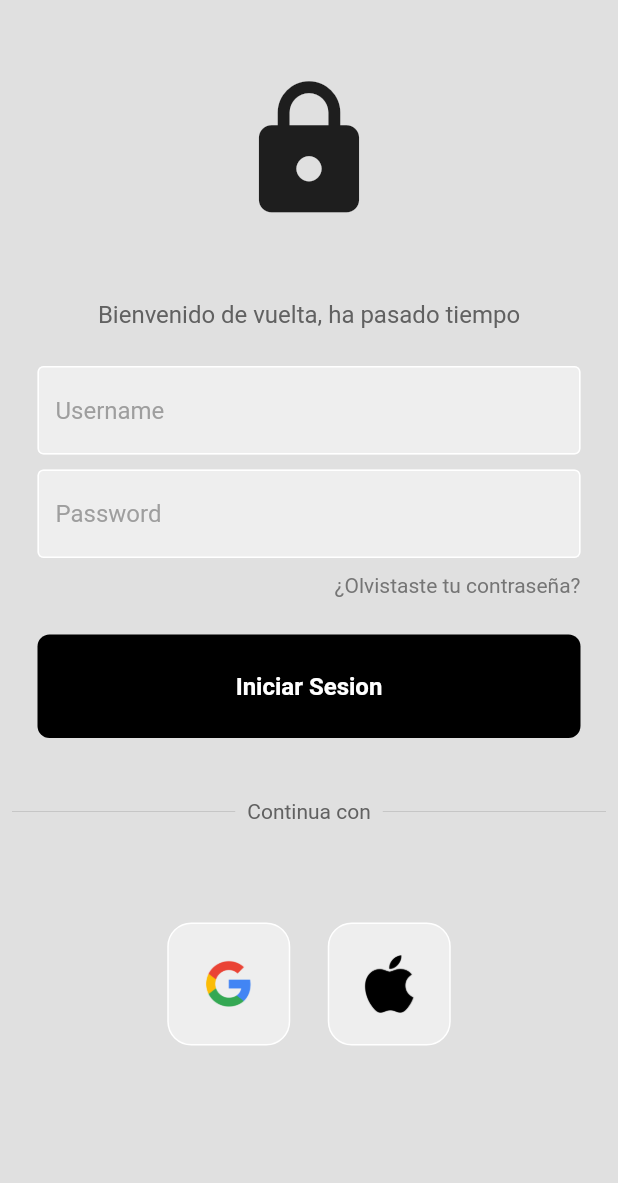
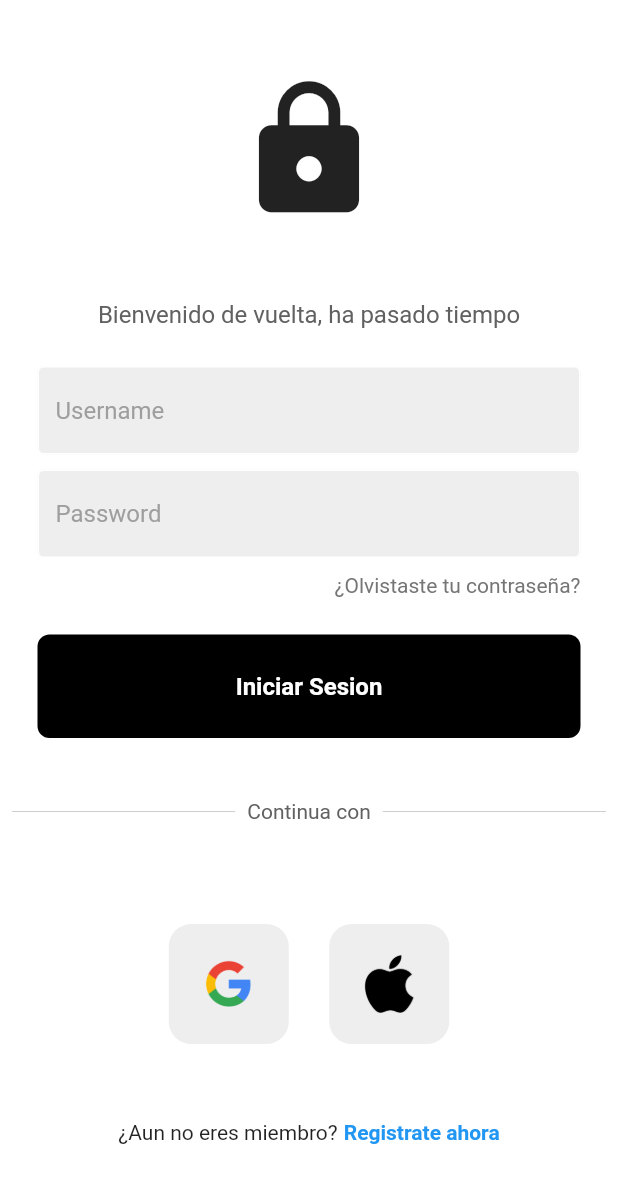
Before and after one commit to emmaprofemx/LoginUI-Flutter, a Flutter app: the screen it shows after launch, on a phone screen of 412 x 824 dp. Shown: the top 1183 px of the screen. Run offline on Flutter 3.47's test engine with Material 2 defaults, Android fonts, the phone set to English and light mode, and no system bars.

Commit message:
Agregando etiqueta registrar ahora

```diff
--- a/lib/login_page.dart
+++ b/lib/login_page.dart
@@ -1,3 +1,5 @@
+//import 'dart:html';
+
 import 'package:flutter/material.dart';
 import 'package:flutter/src/widgets/container.dart';
 import 'package:flutter/src/widgets/framework.dart';
@@ -19,7 +21,7 @@ void signUserIn(){}
   @override
   Widget build(BuildContext context) {
     return Scaffold(
-      backgroundColor: Colors.grey[300],
+      backgroundColor: Colors.white,
       body: SafeArea(
         child: Center(
           child: Column(
@@ -112,9 +114,25 @@ void signUserIn(){}
                 //Imagen de apple
                 SqueareTild(imagePath: 'lib/images/apple.png')
               ],
-              )
-
-
+              ),
+              //Espacio entre la etiqueta y los botones
+              const SizedBox(height: 50),
+            //Aun no eres miembro? Registrate ahora
+            Row(
+              mainAxisAlignment: MainAxisAlignment.center,
+              children: [
+                Text('¿Aun no eres miembro?'),
+                const SizedBox(width: 4),
+                Text(
+                  'Registrate ahora' ,
+                  style: TextStyle(
+                    color: Colors.blue,
+                    //Propiedad para que sea en negrita
+                    fontWeight: FontWeight.bold
+                  ),
+                )
+              ],
+            ),
 
 
 
```
